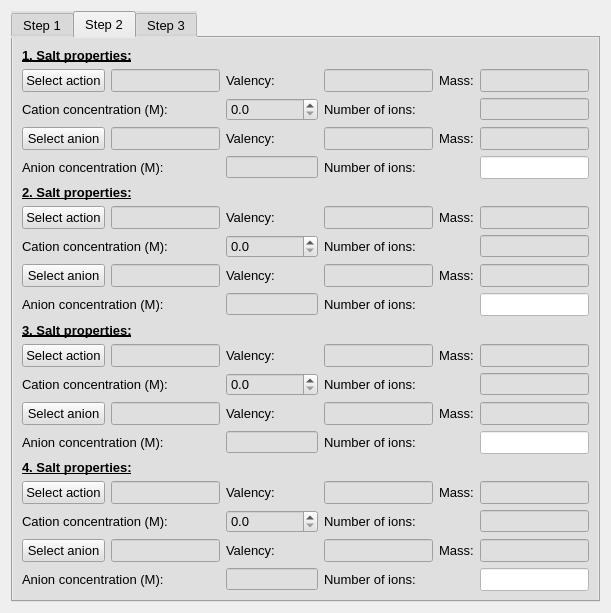
Before: the Qt Designer form furiousatoms/forms/electrolyte.ui in nasimanousheh/furious-atoms, drawn with Qt 5.
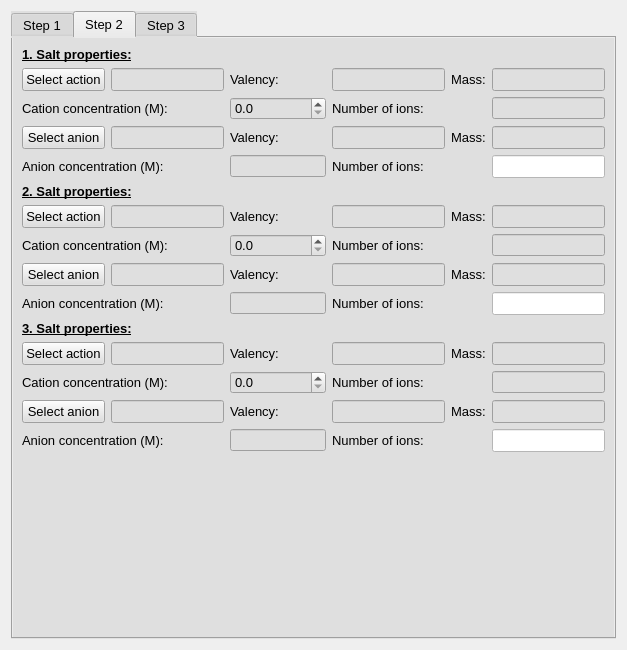
After: the same form once the commit is applied. The open tabs and pages were chosen to show the change.

Patch:
```diff
--- a/furiousatoms/forms/electrolyte.ui
+++ b/furiousatoms/forms/electrolyte.ui
@@ -6,8 +6,8 @@
    <rect>
     <x>0</x>
     <y>0</y>
-    <width>611</width>
-    <height>612</height>
+    <width>627</width>
+    <height>650</height>
    </rect>
   </property>
   <property name="windowTitle">
@@ -639,6 +639,268 @@
        <string>Step 2</string>
       </attribute>
       <layout class="QGridLayout" name="gridLayout_8">
+       <item row="3" column="0">
+        <layout class="QGridLayout" name="gridLayout_6">
+         <item row="0" column="0" colspan="2">
+          <widget class="QLabel" name="labl_salt_properties_3">
+           <property name="font">
+            <font>
+             <pointsize>10</pointsize>
+             <weight>75</weight>
+             <bold>true</bold>
+             <underline>true</underline>
+            </font>
+           </property>
+           <property name="text">
+            <string>3. Salt properties:</string>
+           </property>
+          </widget>
+         </item>
+         <item row="1" column="0">
+          <widget class="QPushButton" name="pushButton_cation_salt_3">
+           <property name="font">
+            <font>
+             <pointsize>10</pointsize>
+            </font>
+           </property>
+           <property name="text">
+            <string>Select action</string>
+           </property>
+          </widget>
+         </item>
+         <item row="1" column="1">
+          <widget class="QLineEdit" name="lineEdit_type_cation_salt_3">
+           <property name="font">
+            <font>
+             <pointsize>10</pointsize>
+            </font>
+           </property>
+           <property name="readOnly">
+            <bool>true</bool>
+           </property>
+          </widget>
+         </item>
+         <item row="1" column="2">
+          <widget class="QLabel" name="label_valency_cation_salt_3">
+           <property name="font">
+            <font>
+             <pointsize>10</pointsize>
+            </font>
+           </property>
+           <property name="text">
+            <string>Valency:</string>
+           </property>
+          </widget>
+         </item>
+         <item row="1" column="3">
+          <widget class="QLineEdit" name="lineEdit_valency_cation_salt_3">
+           <property name="font">
+            <font>
+             <pointsize>10</pointsize>
+            </font>
+           </property>
+           <property name="readOnly">
+            <bool>true</bool>
+           </property>
+          </widget>
+         </item>
+         <item row="1" column="4">
+          <widget class="QLabel" name="label_mass_cation_salt_3">
+           <property name="font">
+            <font>
+             <pointsize>10</pointsize>
+            </font>
+           </property>
+           <property name="text">
+            <string>Mass:</string>
+           </property>
+          </widget>
+         </item>
+         <item row="1" column="5">
+          <widget class="QLineEdit" name="lineEdit_mass_cation_salt_3">
+           <property name="font">
+            <font>
+             <pointsize>10</pointsize>
+            </font>
+           </property>
+           <property name="readOnly">
+            <bool>true</bool>
+           </property>
+          </widget>
+         </item>
+         <item row="2" column="0" colspan="2">
+          <widget class="QLabel" name="label_con_cation_salt_3">
+           <property name="font">
+            <font>
+             <pointsize>10</pointsize>
+            </font>
+           </property>
+           <property name="text">
+            <string>Cation concentration (M):</string>
+           </property>
+          </widget>
+         </item>
+         <item row="2" column="2">
+          <widget class="QDoubleSpinBox" name="SpinBox_con_cation_salt_3">
+           <property name="font">
+            <font>
+             <pointsize>10</pointsize>
+            </font>
+           </property>
+           <property name="readOnly">
+            <bool>false</bool>
+           </property>
+           <property name="correctionMode">
+            <enum>QAbstractSpinBox::CorrectToNearestValue</enum>
+           </property>
+           <property name="keyboardTracking">
+            <bool>false</bool>
+           </property>
+           <property name="decimals">
+            <number>1</number>
+           </property>
+           <property name="maximum">
+            <double>2.000000000000000</double>
+           </property>
+           <property name="singleStep">
+            <double>0.200000000000000</double>
+           </property>
+          </widget>
+         </item>
+         <item row="2" column="3">
+          <widget class="QLabel" name="label_num_cation_salt_3">
+           <property name="font">
+            <font>
+             <pointsize>10</pointsize>
+            </font>
+           </property>
+           <property name="text">
+            <string>Number of ions:</string>
+           </property>
+          </widget>
+         </item>
+         <item row="2" column="5">
+          <widget class="QLineEdit" name="lineEdit_num_cation_salt_3"/>
+         </item>
+         <item row="3" column="0">
+          <widget class="QPushButton" name="pushButton_anion_salt_3">
+           <property name="font">
+            <font>
+             <pointsize>10</pointsize>
+            </font>
+           </property>
+           <property name="text">
+            <string>Select anion</string>
+           </property>
+          </widget>
+         </item>
+         <item row="3" column="1">
+          <widget class="QLineEdit" name="lineEdit_type_anion_salt_3">
+           <property name="font">
+            <font>
+             <pointsize>10</pointsize>
+            </font>
+           </property>
+           <property name="readOnly">
+            <bool>true</bool>
+           </property>
+          </widget>
+         </item>
+         <item row="3" column="2">
+          <widget class="QLabel" name="label_valency_anion_salt_3">
+           <property name="font">
+            <font>
+             <pointsize>10</pointsize>
+            </font>
+           </property>
+           <property name="text">
+            <string>Valency:</string>
+           </property>
+          </widget>
+         </item>
+         <item row="3" column="3">
+          <widget class="QLineEdit" name="lineEdit_valency_anion_salt_3">
+           <property name="font">
+            <font>
+             <pointsize>10</pointsize>
+            </font>
+           </property>
+           <property name="readOnly">
+            <bool>true</bool>
+           </property>
+          </widget>
+         </item>
+         <item row="3" column="4">
+          <widget class="QLabel" name="label_mass_anion_salt_3">
+           <property name="font">
+            <font>
+             <pointsize>10</pointsize>
+            </font>
+           </property>
+           <property name="text">
+            <string>Mass:</string>
+           </property>
+          </widget>
+         </item>
+         <item row="3" column="5">
+          <widget class="QLineEdit" name="lineEdit_mass_anion_salt_3">
+           <property name="font">
+            <font>
+             <pointsize>10</pointsize>
+            </font>
+           </property>
+           <property name="readOnly">
+            <bool>true</bool>
+           </property>
+          </widget>
+         </item>
+         <item row="4" column="0" colspan="2">
+          <widget class="QLabel" name="label_con_anion_salt_3">
+           <property name="font">
+            <font>
+             <pointsize>10</pointsize>
+            </font>
+           </property>
+           <property name="text">
+            <string>Anion concentration (M):</string>
+           </property>
+          </widget>
+         </item>
+         <item row="4" column="2">
+          <widget class="QLineEdit" name="lineEdit_con_anion_salt_3"/>
+         </item>
+         <item row="4" column="3">
+          <widget class="QLabel" name="label_num_anion_salt_3">
+           <property name="font">
+            <font>
+             <pointsize>10</pointsize>
+            </font>
+           </property>
+           <property name="text">
+            <string>Number of ions:</string>
+           </property>
+          </widget>
+         </item>
+         <item row="4" column="5">
+          <widget class="QLineEdit" name="lineEdit_num_anion_salt_3">
+           <property name="font">
+            <font>
+             <pointsize>10</pointsize>
+            </font>
+           </property>
+           <property name="styleSheet">
+            <string notr="true">background-color: rgb(255, 255, 255);</string>
+           </property>
+           <property name="readOnly">
+            <bool>true</bool>
+           </property>
+           <property name="clearButtonEnabled">
+            <bool>false</bool>
+           </property>
+          </widget>
+         </item>
+        </layout>
+       </item>
        <item row="0" column="0">
         <layout class="QGridLayout" name="gridLayout">
          <item row="0" column="0" colspan="2">
@@ -901,7 +1163,7 @@
          </item>
         </layout>
        </item>
-       <item row="1" column="0">
+       <item row="2" column="0">
         <layout class="QGridLayout" name="gridLayout_5">
          <item row="0" column="0" colspan="2">
           <widget class="QLabel" name="labl_salt_properties_2">
@@ -1163,529 +1425,18 @@
          </item>
         </layout>
        </item>
-       <item row="2" column="0">
-        <layout class="QGridLayout" name="gridLayout_6">
-         <item row="0" column="0" colspan="2">
-          <widget class="QLabel" name="labl_salt_properties_3">
-           <property name="font">
-            <font>
-             <pointsize>10</pointsize>
-             <weight>75</weight>
-             <bold>true</bold>
-             <underline>true</underline>
-            </font>
-           </property>
-           <property name="text">
-            <string>3. Salt properties:</string>
-           </property>
-          </widget>
-         </item>
-         <item row="1" column="0">
-          <widget class="QPushButton" name="pushButton_cation_salt_3">
-           <property name="font">
-            <font>
-             <pointsize>10</pointsize>
-            </font>
-           </property>
-           <property name="text">
-            <string>Select action</string>
-           </property>
-          </widget>
-         </item>
-         <item row="1" column="1">
-          <widget class="QLineEdit" name="lineEdit_type_cation_salt_3">
-           <property name="font">
-            <font>
-             <pointsize>10</pointsize>
-            </font>
-           </property>
-           <property name="readOnly">
-            <bool>true</bool>
-           </property>
-          </widget>
-         </item>
-         <item row="1" column="2">
-          <widget class="QLabel" name="label_valency_cation_salt_3">
-           <property name="font">
-            <font>
-             <pointsize>10</pointsize>
-            </font>
-           </property>
-           <property name="text">
-            <string>Valency:</string>
-           </property>
-          </widget>
-         </item>
-         <item row="1" column="3">
-          <widget class="QLineEdit" name="lineEdit_valency_cation_salt_3">
-           <property name="font">
-            <font>
-             <pointsize>10</pointsize>
-            </font>
-           </property>
-           <property name="readOnly">
-            <bool>true</bool>
-           </property>
-          </widget>
-         </item>
-         <item row="1" column="4">
-          <widget class="QLabel" name="label_mass_cation_salt_3">
-           <property name="font">
-            <font>
-             <pointsize>10</pointsize>
-            </font>
-           </property>
-           <property name="text">
-            <string>Mass:</string>
-           </property>
-          </widget>
-         </item>
-         <item row="1" column="5">
-          <widget class="QLineEdit" name="lineEdit_mass_cation_salt_3">
-           <property name="font">
-            <font>
-             <pointsize>10</pointsize>
-            </font>
-           </property>
-           <property name="readOnly">
-            <bool>true</bool>
-           </property>
-          </widget>
-         </item>
-         <item row="2" column="0" colspan="2">
-          <widget class="QLabel" name="label_con_cation_salt_3">
-           <property name="font">
-            <font>
-             <pointsize>10</pointsize>
-            </font>
-           </property>
-           <property name="text">
-            <string>Cation concentration (M):</string>
-           </property>
-          </widget>
-         </item>
-         <item row="2" column="2">
-          <widget class="QDoubleSpinBox" name="SpinBox_con_cation_salt_3">
-           <property name="font">
-            <font>
-             <pointsize>10</pointsize>
-            </font>
-           </property>
-           <property name="readOnly">
-            <bool>false</bool>
-           </property>
-           <property name="correctionMode">
-            <enum>QAbstractSpinBox::CorrectToNearestValue</enum>
-           </property>
-           <property name="keyboardTracking">
-            <bool>false</bool>
-           </property>
-           <property name="decimals">
-            <number>1</number>
-           </property>
-           <property name="maximum">
-            <double>2.000000000000000</double>
-           </property>
-           <property name="singleStep">
-            <double>0.200000000000000</double>
-           </property>
-          </widget>
-         </item>
-         <item row="2" column="3">
-          <widget class="QLabel" name="label_num_cation_salt_3">
-           <property name="font">
-            <font>
-             <pointsize>10</pointsize>
-            </font>
-           </property>
-           <property name="text">
-            <string>Number of ions:</string>
-           </property>
-          </widget>
-         </item>
-         <item row="2" column="5">
-          <widget class="QLineEdit" name="lineEdit_num_cation_salt_3"/>
-         </item>
-         <item row="3" column="0">
-          <widget class="QPushButton" name="pushButton_anion_salt_3">
-           <property name="font">
-            <font>
-             <pointsize>10</pointsize>
-            </font>
-           </property>
-           <property name="text">
-            <string>Select anion</string>
-           </property>
-          </widget>
-         </item>
-         <item row="3" column="1">
-          <widget class="QLineEdit" name="lineEdit_type_anion_salt_3">
-           <property name="font">
-            <font>
-             <pointsize>10</pointsize>
-            </font>
-           </property>
-           <property name="readOnly">
-            <bool>true</bool>
-           </property>
-          </widget>
-         </item>
-         <item row="3" column="2">
-          <widget class="QLabel" name="label_valency_anion_salt_3">
-           <property name="font">
-            <font>
-             <pointsize>10</pointsize>
-            </font>
-           </property>
-           <property name="text">
-            <string>Valency:</string>
-           </property>
-          </widget>
-         </item>
-         <item row="3" column="3">
-          <widget class="QLineEdit" name="lineEdit_valency_anion_salt_3">
-           <property name="font">
-            <font>
-             <pointsize>10</pointsize>
-            </font>
-           </property>
-           <property name="readOnly">
-            <bool>true</bool>
-           </property>
-          </widget>
-         </item>
-         <item row="3" column="4">
-          <widget class="QLabel" name="label_mass_anion_salt_3">
-           <property name="font">
-            <font>
-             <pointsize>10</pointsize>
-            </font>
-           </property>
-           <property name="text">
-            <string>Mass:</string>
-           </property>
-          </widget>
-         </item>
-         <item row="3" column="5">
-          <widget class="QLineEdit" name="lineEdit_mass_anion_salt_3">
-           <property name="font">
-            <font>
-             <pointsize>10</pointsize>
-            </font>
-           </property>
-           <property name="readOnly">
-            <bool>true</bool>
-           </property>
-          </widget>
-         </item>
-         <item row="4" column="0" colspan="2">
-          <widget class="QLabel" name="label_con_anion_salt_3">
-           <property name="font">
-            <font>
-             <pointsize>10</pointsize>
-            </font>
-           </property>
-           <property name="text">
-            <string>Anion concentration (M):</string>
-           </property>
-          </widget>
-         </item>
-         <item row="4" column="2">
-          <widget class="QLineEdit" name="lineEdit_con_anion_salt_3"/>
-         </item>
-         <item row="4" column="3">
-          <widget class="QLabel" name="label_num_anion_salt_3">
-           <property name="font">
-            <font>
-             <pointsize>10</pointsize>
-            </font>
-           </property>
-           <property name="text">
-            <string>Number of ions:</string>
-           </property>
-          </widget>
-         </item>
-         <item row="4" column="5">
-          <widget class="QLineEdit" name="lineEdit_num_anion_salt_3">
-           <property name="font">
-            <font>
-             <pointsize>10</pointsize>
-            </font>
-           </property>
-           <property name="styleSheet">
-            <string notr="true">background-color: rgb(255, 255, 255);</string>
-           </property>
-           <property name="readOnly">
-            <bool>true</bool>
-           </property>
-           <property name="clearButtonEnabled">
-            <bool>false</bool>
-           </property>
-          </widget>
-         </item>
-        </layout>
-       </item>
-       <item row="3" column="0">
-        <layout class="QGridLayout" name="gridLayout_7">
-         <item row="0" column="0" colspan="2">
-          <widget class="QLabel" name="labl_salt_properties_4">
-           <property name="font">
-            <font>
-             <pointsize>10</pointsize>
-             <weight>75</weight>
-             <bold>true</bold>
-             <underline>true</underline>
-            </font>
-           </property>
-           <property name="text">
-            <string>4. Salt properties:</string>
-           </property>
-          </widget>
-         </item>
-         <item row="1" column="0">
-          <widget class="QPushButton" name="pushButton_cation_salt_4">
-           <property name="font">
-            <font>
-             <pointsize>10</pointsize>
-            </font>
-           </property>
-           <property name="text">
-            <string>Select action</string>
-           </property>
-          </widget>
-         </item>
-         <item row="1" column="1">
-          <widget class="QLineEdit" name="lineEdit_type_cation_salt_4">
-           <property name="font">
-            <font>
-             <pointsize>10</pointsize>
-            </font>
-           </property>
-           <property name="readOnly">
-            <bool>true</bool>
-           </property>
-          </widget>
-         </item>
-         <item row="1" column="2">
-          <widget class="QLabel" name="label_valency_cation_salt_4">
-           <property name="font">
-            <font>
-             <pointsize>10</pointsize>
-            </font>
-           </property>
-           <property name="text">
-            <string>Valency:</string>
-           </property>
-          </widget>
-         </item>
-         <item row="1" column="3">
-          <widget class="QLineEdit" name="lineEdit_valency_cation_salt_4">
-           <property name="font">
-            <font>
-             <pointsize>10</pointsize>
-            </font>
-           </property>
-           <property name="readOnly">
-            <bool>true</bool>
-           </property>
-          </widget>
-         </item>
-         <item row="1" column="4">
-          <widget class="QLabel" name="label_mass_cation_salt_4">
-           <property name="font">
-            <font>
-             <pointsize>10</pointsize>
-            </font>
-           </property>
-           <property name="text">
-            <string>Mass:</string>
-           </property>
-          </widget>
-         </item>
-         <item row="1" column="5">
-          <widget class="QLineEdit" name="lineEdit_mass_cation_salt_4">
-           <property name="font">
-            <font>
-             <pointsize>10</pointsize>
-            </font>
-           </property>
-           <property name="readOnly">
-            <bool>true</bool>
-           </property>
-          </widget>
-         </item>
-         <item row="2" column="0" colspan="2">
-          <widget class="QLabel" name="label_con_cation_salt_4">
-           <property name="font">
-            <font>
-             <pointsize>10</pointsize>
-            </font>
-           </property>
-           <property name="text">
-            <string>Cation concentration (M):</string>
-           </property>
-          </widget>
-         </item>
-         <item row="2" column="2">
-          <widget class="QDoubleSpinBox" name="SpinBox_con_cation_salt_4">
-           <property name="font">
-            <font>
-             <pointsize>10</pointsize>
-            </font>
-           </property>
-           <property name="readOnly">
-            <bool>false</bool>
-           </property>
-           <property name="correctionMode">
-            <enum>QAbstractSpinBox::CorrectToNearestValue</enum>
-           </property>
-           <property name="keyboardTracking">
-            <bool>false</bool>
-           </property>
-           <property name="decimals">
-            <number>1</number>
-           </property>
-           <property name="maximum">
-            <double>2.000000000000000</double>
-           </property>
-           <property name="singleStep">
-            <double>0.200000000000000</double>
-           </property>
-          </widget>
-         </item>
-         <item row="2" column="3">
-          <widget class="QLabel" name="label_num_cation_salt_4">
-           <property name="font">
-            <font>
-             <pointsize>10</pointsize>
-            </font>
-           </property>
-           <property name="text">
-            <string>Number of ions:</string>
-           </property>
-          </widget>
-         </item>
-         <item row="2" column="5">
-          <widget class="QLineEdit" name="lineEdit_num_cation_salt_4"/>
-         </item>
-         <item row="3" column="0">
-          <widget class="QPushButton" name="pushButton_anion_salt_4">
-           <property name="font">
-            <font>
-             <pointsize>10</pointsize>
-            </font>
-           </property>
-           <property name="text">
-            <string>Select anion</string>
-           </property>
-          </widget>
-         </item>
-         <item row="3" column="1">
-          <widget class="QLineEdit" name="lineEdit_type_anion_salt_4">
-           <property name="font">
-            <font>
-             <pointsize>10</pointsize>
-            </font>
-           </property>
-           <property name="readOnly">
-            <bool>true</bool>
-           </property>
-          </widget>
-         </item>
-         <item row="3" column="2">
-          <widget class="QLabel" name="label_valency_anion_salt_4">
-           <property name="font">
-            <font>
-             <pointsize>10</pointsize>
-            </font>
-           </property>
-           <property name="text">
-            <string>Valency:</string>
-           </property>
-          </widget>
-         </item>
-         <item row="3" column="3">
-          <widget class="QLineEdit" name="lineEdit_valency_anion_salt_4">
-           <property name="font">
-            <font>
-             <pointsize>10</pointsize>
-            </font>
-           </property>
-           <property name="readOnly">
-            <bool>true</bool>
-           </property>
-          </widget>
-         </item>
-         <item row="3" column="4">
-          <widget class="QLabel" name="label_mass_anion_salt_4">
-           <property name="font">
-            <font>
-             <pointsize>10</pointsize>
-            </font>
-           </property>
-           <property name="text">
-            <string>Mass:</string>
-           </property>
-          </widget>
-         </item>
-         <item row="3" column="5">
-          <widget class="QLineEdit" name="lineEdit_mass_anion_salt_4">
-           <property name="font">
-            <font>
-             <pointsize>10</pointsize>
-            </font>
-           </property>
-           <property name="readOnly">
-            <bool>true</bool>
-           </property>
-          </widget>
-         </item>
-         <item row="4" column="0" colspan="2">
-          <widget class="QLabel" name="label_con_anion_salt_4">
-           <property name="font">
-            <font>
-             <pointsize>10</pointsize>
-            </font>
-           </property>
-           <property name="text">
-            <string>Anion concentration (M):</string>
-           </property>
-          </widget>
-         </item>
-         <item row="4" column="2">
-          <widget class="QLineEdit" name="lineEdit_con_anion_salt_4"/>
-         </item>
-         <item row="4" column="3">
-          <widget class="QLabel" name="label_num_anion_salt_4">
-           <property name="font">
-            <font>
-             <pointsize>10</pointsize>
-            </font>
-           </property>
-           <property name="text">
-            <string>Number of ions:</string>
-           </property>
-          </widget>
-         </item>
-         <item row="4" column="5">
-          <widget class="QLineEdit" name="lineEdit_num_anion_salt_4">
-           <property name="font">
-            <font>
-             <pointsize>10</pointsize>
-            </font>
-           </property>
-           <property name="styleSheet">
-            <string notr="true">background-color: rgb(255, 255, 255);</string>
-           </property>
-           <property name="readOnly">
-            <bool>true</bool>
-           </property>
-           <property name="clearButtonEnabled">
-            <bool>false</bool>
-           </property>
-          </widget>
-         </item>
-        </layout>
+       <item row="4" column="0">
+        <spacer name="verticalSpacer">
+         <property name="orientation">
+          <enum>Qt::Vertical</enum>
+         </property>
+         <property name="sizeHint" stdset="0">
+          <size>
+           <width>20</width>
+           <height>40</height>
+          </size>
+         </property>
+        </spacer>
        </item>
       </layout>
      </widget>
```
Left out of the diff: 15 changed lines with no effect on the pictures.
